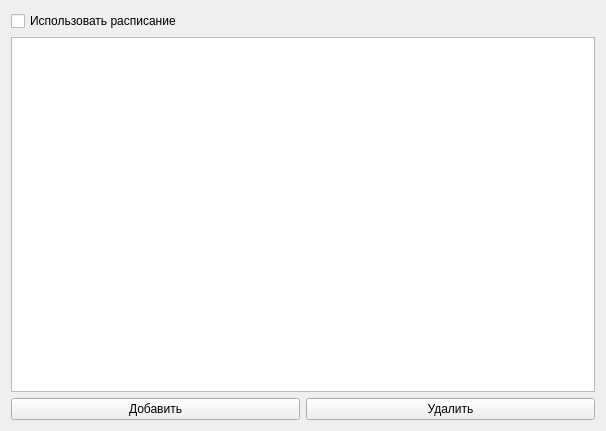
Qt form schedule.ui (pohmelie/yota-speed-switcher) before a commit.
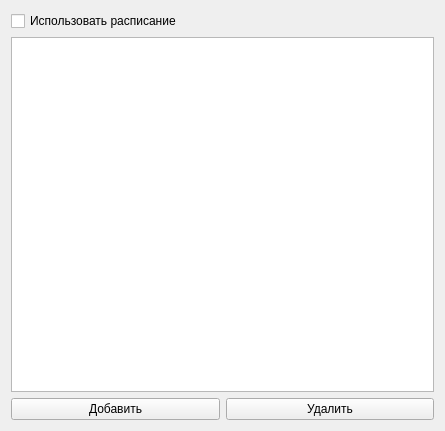
The same form after that commit.

Commit message: reduced width

```diff
--- a/schedule.ui
+++ b/schedule.ui
@@ -6,7 +6,7 @@
    <rect>
     <x>0</x>
     <y>0</y>
-    <width>606</width>
+    <width>445</width>
     <height>431</height>
    </rect>
   </property>
```
